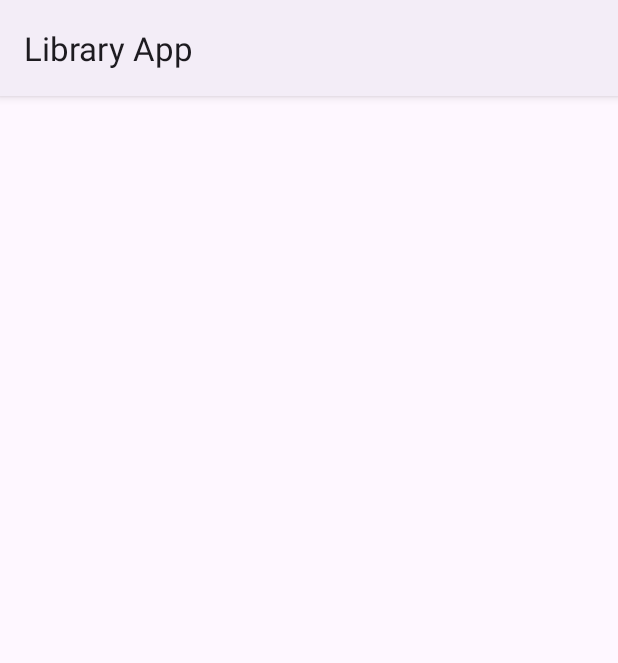
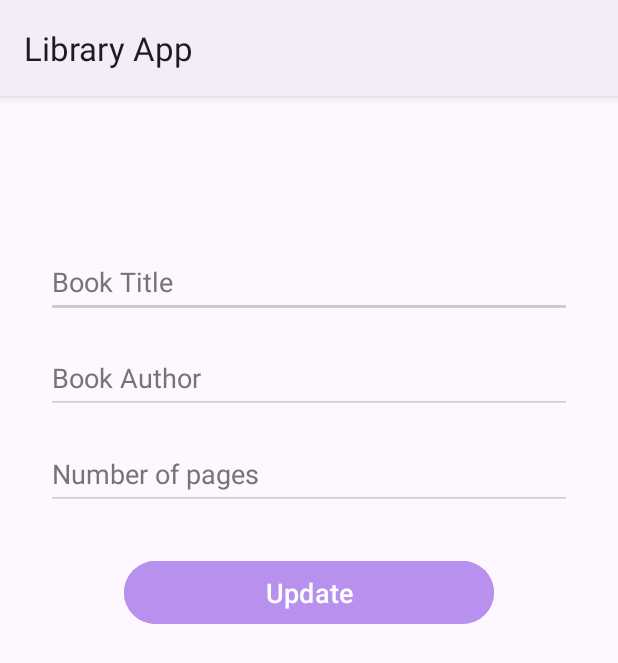
Before and after one commit to SalmaMhadhbii/MyLibraryManagementApplication, an Android app: the UpdateActivity screen opened directly, with no data from a screen before it, on a phone screen of 412 x 824 dp. Shown: the top 663 px of the screen. Run offline under Robolectric (Android 15) with nearby library versions, the phone set to English and light mode, and no system bars.

Commit message:
update activitymain.xml

```diff
--- a/app/src/main/res/layout/activity_update.xml
+++ b/app/src/main/res/layout/activity_update.xml
@@ -5,6 +5,68 @@
     android:id="@+id/main"
     android:layout_width="match_parent"
     android:layout_height="match_parent"
-    tools:context=".UpdateActivity">
+    tools:context=".UpdateActivity"
+    android:padding="20dp">
 
+    <EditText
+        android:id="@+id/title_input2"
+        android:layout_width="0dp"
+        android:layout_height="wrap_content"
+        android:layout_marginTop="100dp"
+        android:hint="@string/book_title"
+        android:inputType="textPersonName"
+        android:backgroundTint="@color/light_gray"
+        android:textColor="@color/black"
+        android:textColorHint="@color/hint_gray"
+        android:minHeight="48dp"
+        app:layout_constraintEnd_toEndOf="parent"
+        app:layout_constraintStart_toStartOf="parent"
+        app:layout_constraintTop_toTopOf="parent"
+        app:layout_constraintWidth_percent="0.85" />
+
+    <EditText
+        android:id="@+id/author_input2"
+        android:layout_width="0dp"
+        android:layout_height="wrap_content"
+        android:layout_marginTop="16dp"
+        android:hint="@string/book_author"
+        android:inputType="textPersonName"
+        android:backgroundTint="@color/light_gray"
+        android:textColor="@color/black"
+        android:textColorHint="@color/hint_gray"
+        android:minHeight="48dp"
+        app:layout_constraintEnd_toEndOf="parent"
+        app:layout_constraintStart_toStartOf="parent"
+        app:layout_constraintTop_toBottomOf="@+id/title_input2"
+        app:layout_constraintWidth_percent="0.85" />
+
+    <EditText
+        android:id="@+id/pages_input2"
+        android:layout_width="0dp"
+        android:layout_height="wrap_content"
+        android:layout_marginTop="16dp"
+        android:hint="@string/number_of_pages"
+        android:inputType="number"
+        android:backgroundTint="@color/light_gray"
+        android:textColor="@color/black"
+        android:textColorHint="@color/hint_gray"
+        android:minHeight="48dp"
+        app:layout_constraintEnd_toEndOf="parent"
+        app:layout_constraintStart_toStartOf="parent"
+        app:layout_constraintTop_toBottomOf="@+id/author_input2"
+        app:layout_constraintWidth_percent="0.85" />
+
+    <Button
+        android:id="@+id/add_button2"
+        android:layout_width="0dp"
+        android:layout_height="50dp"
+        android:layout_marginTop="30dp"
+        android:text="@string/update"
+        android:textSize="18sp"
+        android:textColor="@color/white"
+        android:backgroundTint="@color/button_purple"
+        app:layout_constraintEnd_toEndOf="parent"
+        app:layout_constraintStart_toStartOf="parent"
+        app:layout_constraintTop_toBottomOf="@+id/pages_input2"
+        app:layout_constraintWidth_percent="0.6" />
 </androidx.constraintlayout.widget.ConstraintLayout>
--- a/app/src/main/res/values-night/strings.xml
+++ b/app/src/main/res/values-night/strings.xml
@@ -9,4 +9,5 @@
     <string name="title_1">Title 1</string>
     <string name="author1">Author1</string>
     <string name="_120">120</string>
+    <string name="update">Update</string>
 </resources>
--- a/app/src/main/res/values/strings.xml
+++ b/app/src/main/res/values/strings.xml
@@ -9,4 +9,5 @@
     <string name="title_1">Title 1</string>
     <string name="author1">Author1</string>
     <string name="_120">120</string>
+    <string name="update">Update</string>
 </resources>
```
